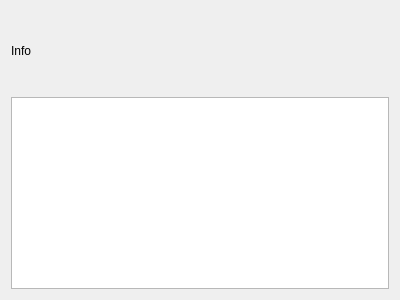
bendalab/NixView, file infowidget/DescriptionPanel.ui: the form before one commit.
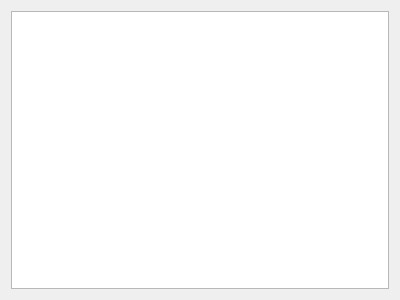
The form after the commit.

Commit message: properly update description panel

```diff
--- a/infowidget/DescriptionPanel.ui
+++ b/infowidget/DescriptionPanel.ui
@@ -20,13 +20,6 @@
    <string>Form</string>
   </property>
   <layout class="QVBoxLayout" name="verticalLayout">
-   <item>
-    <widget class="QLabel" name="info_label">
-     <property name="text">
-      <string>Info</string>
-     </property>
-    </widget>
-   </item>
    <item>
     <widget class="QTextEdit" name="info_text_edit">
      <property name="sizePolicy">
```
The commit also changes 3 other files.
